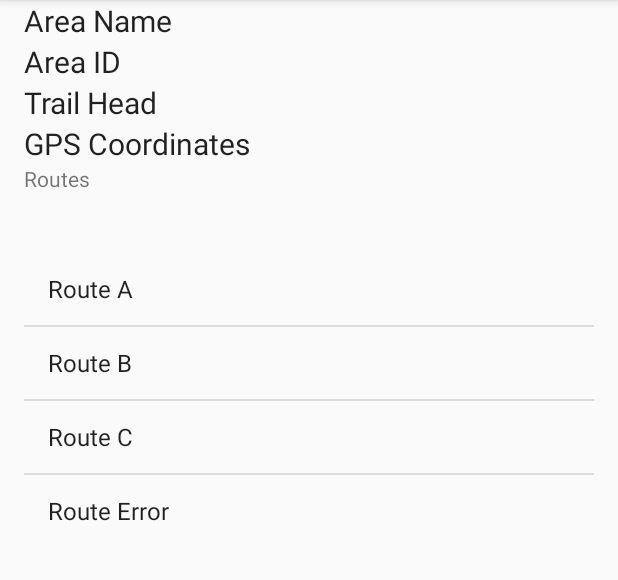
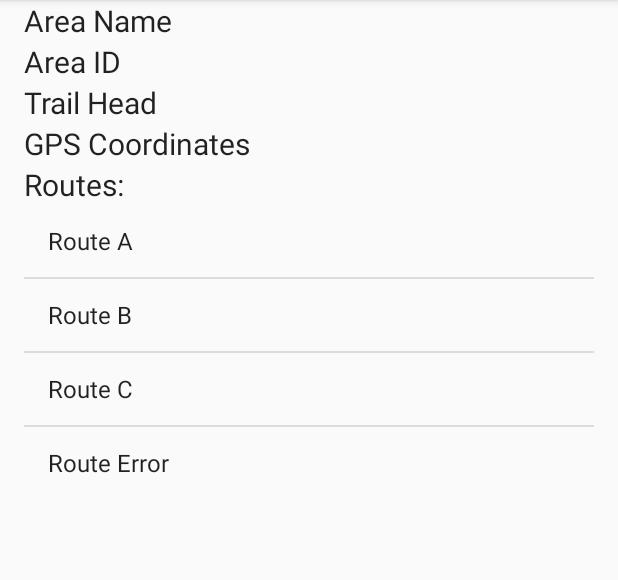
Before and after one commit to mattghall/AndroidFinalProject, an Android app: the fragment RouteList_Fragment shown on its own in the app's theme, on a phone screen of 412 x 824 dp, the part 84-664 px from its top. Run offline under Robolectric (Android 15) with nearby library versions, the phone set to English and light mode, and no system bars; our stand-ins replace data binding; 1 statement that could not run was skipped.

Commit message:
Fix some style thing

```diff
--- a/mobile/src/main/res/layout/fragment_climbing_areas.xml
+++ b/mobile/src/main/res/layout/fragment_climbing_areas.xml
@@ -20,4 +20,10 @@
         android:layout_width="match_parent"
         android:layout_height="wrap_content" >
     </ListView>
+    <View
+        android:layout_width="fill_parent"
+        android:layout_height="1dp"
+        android:layout_marginTop="5dp"
+        android:layout_marginBottom="20dp"
+        android:background="#dddddd"/>
 </LinearLayout>
--- a/mobile/src/main/res/layout/fragment_routes.xml
+++ b/mobile/src/main/res/layout/fragment_routes.xml
@@ -78,14 +78,14 @@
                 android:text="@{areaData.trailHeadGPS}" />
         </LinearLayout>
         <TextView
+            style="@style/DetailsLabels"
             android:layout_width="wrap_content"
             android:layout_height="wrap_content"
             android:text="@string/routes_title" />
         <ListView
             android:id="@+id/routes_listview"
-            android:paddingTop="40dp"
             android:layout_width="match_parent"
-            android:layout_height="wrap_content" >
+            android:layout_height="wrap_content">
         </ListView>
     </LinearLayout>
 </layout>
--- a/mobile/src/main/res/values/strings.xml
+++ b/mobile/src/main/res/values/strings.xml
@@ -5,7 +5,7 @@
     <!-- TODO: Remove or change this placeholder text -->
     <string name="hello_blank_fragment">Hello blank fragment</string>
     <string name="climbing_areas_title">Climbing Areas</string>
-    <string name="routes_title">Routes</string>
+    <string name="routes_title">Routes:</string>
     <string name="title_activity_details">DetailsActivity</string>
 
     <!-- Details Page Labels -->
```
